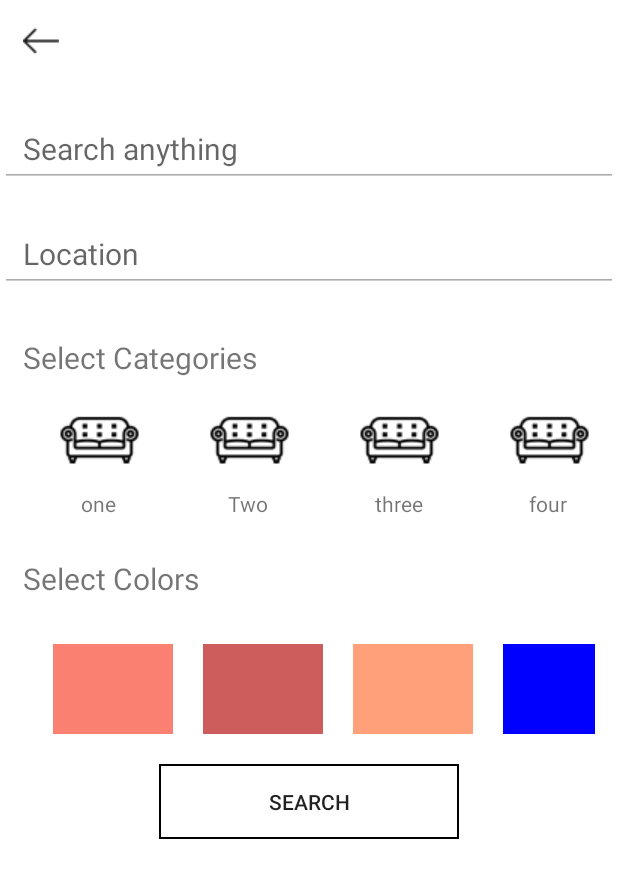
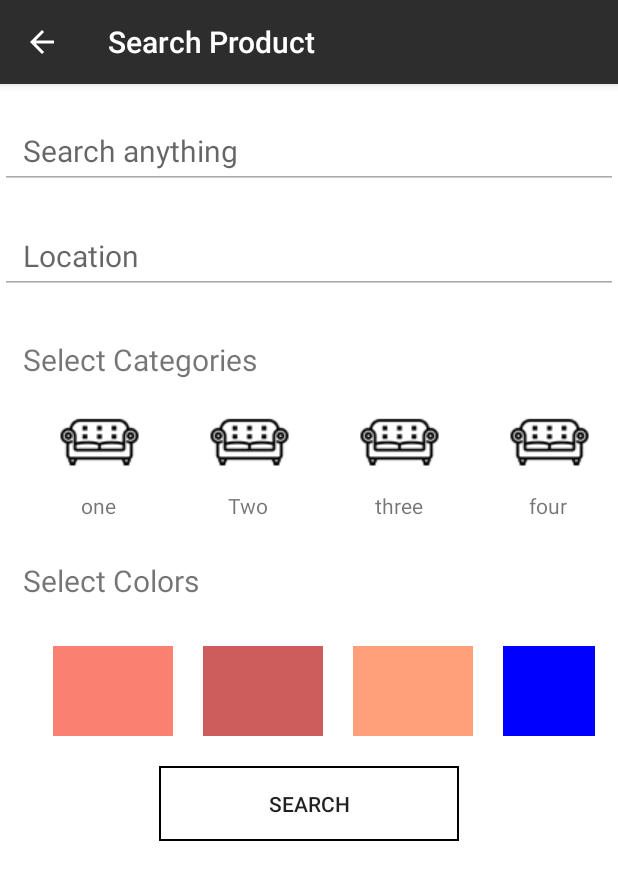
Before and after one commit to workspaceit/RentGuru-Android, an Android app: the SearchActivity screen opened directly, with no data from a screen before it, on a phone screen of 412 x 824 dp. Shown: the top 880 px of the screen. Run offline under Robolectric (Android 15) with nearby library versions, the phone set to English and light mode, and no system bars.

```diff
--- a/RentGuru/app/src/main/java/wsit/rentguru/activity/HomeActivity.java
+++ b/RentGuru/app/src/main/java/wsit/rentguru/activity/HomeActivity.java
@@ -31,7 +31,7 @@ import wsit.rentguru.asynctask.AccessTokenAsyncTask;
 import wsit.rentguru.asynctask.ProductListAsyncTask;
 import wsit.rentguru.model.Login;
 import wsit.rentguru.utility.ConnectivityManagerInfo;
-import wsit.rentguru.utility.SessionManager;
+import wsit.rentguru.preference.SessionManager;
 import wsit.rentguru.utility.Utility;
 
 public class HomeActivity extends AppCompatActivity
--- a/RentGuru/app/src/main/java/wsit/rentguru/activity/SearchActivity.java
+++ b/RentGuru/app/src/main/java/wsit/rentguru/activity/SearchActivity.java
@@ -4,6 +4,7 @@ import android.support.v7.app.AppCompatActivity;
 import android.os.Bundle;
 import android.support.v7.widget.LinearLayoutManager;
 import android.support.v7.widget.RecyclerView;
+import android.support.v7.widget.Toolbar;
 import android.widget.Button;
 
 
@@ -20,6 +21,7 @@ public class SearchActivity extends AppCompatActivity {
     private RecyclerView selectCategory,selectColor;
     private CategoryAdapter cAdapter;
     private ColorAdapter colorAdapter;
+    private Toolbar toolbar;
 
     private void initiate()
     {
@@ -71,6 +73,8 @@ public class SearchActivity extends AppCompatActivity {
         super.onCreate(savedInstanceState);
         setContentView(R.layout.activity_search);
 
+
+
         initiate();
     }
 
--- a/RentGuru/app/src/main/java/wsit/rentguru/activity/StartupActivity.java
+++ b/RentGuru/app/src/main/java/wsit/rentguru/activity/StartupActivity.java
@@ -8,7 +8,7 @@ import android.os.Bundle;
 
 
 import wsit.rentguru.R;
-import wsit.rentguru.utility.SessionManager;
+import wsit.rentguru.preference.SessionManager;
 
 public class StartupActivity extends AppCompatActivity {
 
--- a/RentGuru/app/src/main/java/wsit/rentguru/utility/SessionManager.java
+++ b/RentGuru/app/src/main/java/wsit/rentguru/preference/SessionManager.java
@@ -1,4 +1,4 @@
-package wsit.rentguru.utility;
+package wsit.rentguru.preference;
 
 /**
  * Created by workspaceinfotech on 8/5/16.
--- a/RentGuru/app/src/main/res/layout/activity_search.xml
+++ b/RentGuru/app/src/main/res/layout/activity_search.xml
@@ -5,22 +5,12 @@
     android:layout_height="match_parent"
     android:background="@android:color/white"
     android:focusableInTouchMode="true"
-    tools:context="wsit.rentguru.activity.SearchActivity">
+    tools:context="wsit.rentguru.activity.SearchActivity"
+    android:id="@+id/activity_search">
 
 
-    <ImageButton
-        android:layout_width="wrap_content"
-        android:layout_height="wrap_content"
-        android:id="@+id/backButton"
-        android:layout_alignParentTop="true"
-        android:layout_alignParentStart="true"
-        android:layout_margin="15dp"
-        android:src="@drawable/ic_back"
-        android:background="@null"
-        />
 
     <ScrollView
-        android:layout_below="@+id/backButton"
         android:layout_width="match_parent"
         android:layout_height="fill_parent">
 
--- a/RentGuru/app/src/main/res/values/strings.xml
+++ b/RentGuru/app/src/main/res/values/strings.xml
@@ -13,6 +13,7 @@
     <string name="start_date">Start Date</string>
     <string name="end_date">End Date</string>
     <string name="remarks">"Remarks"</string>
+    <string name="search_product_text">Search Product</string>
 
 
     <string name="navigation_drawer_open">Open navigation drawer</string>
```
Also changed, not shown: RentGuru/app/src/main/AndroidManifest.xml (+6 -1 lines), RentGuru/app/src/main/java/wsit/rentguru/activity/MyProductsListActivity.java (+12 -10 lines), RentGuru/app/src/main/java/wsit/rentguru/adapter/StaggeredAdapter.java (+8 -0 lines), RentGuru/app/src/main/res/drawable/border.xml (added, +7 -0 lines), RentGuru/app/src/main/res/layout/row_staggered_layout.xml (+40 -5 lines).
